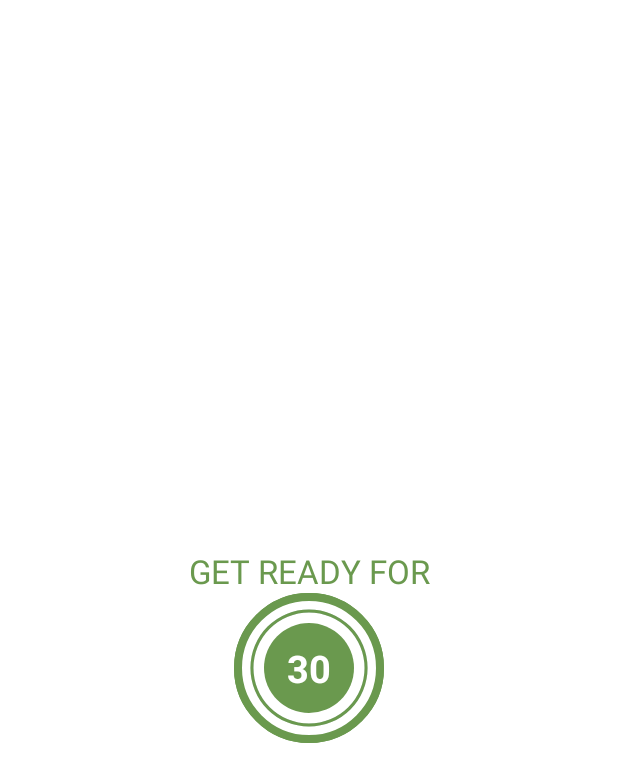
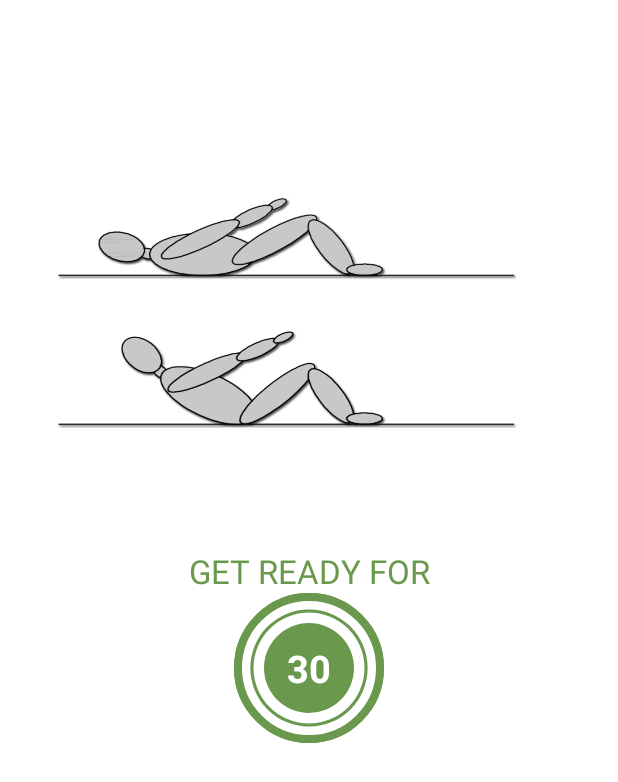
Before and after one commit to zuna21/7-minutes-workout-android-app, an Android app: the layout activity_exercise.xml on its own in the app's theme, with its tools: preview values and no code run, on a phone screen of 412 x 824 dp. Shown: the top 782 px of the screen. Run offline under Robolectric (Android 15) with nearby library versions, the phone set to English and light mode, and no system bars.

Commit message:
exercise images and changing exercises

```diff
--- a/app/src/main/res/layout/activity_exercise.xml
+++ b/app/src/main/res/layout/activity_exercise.xml
@@ -73,6 +73,19 @@
 
     </FrameLayout>
 
+    <ImageView
+        android:id="@+id/ivImage"
+        android:layout_width="match_parent"
+        android:layout_height="0dp"
+        android:scaleType="fitXY"
+        tools:background="@drawable/ic_abdominal_crunch"
+        app:layout_constraintStart_toStartOf="parent"
+        app:layout_constraintEnd_toEndOf="parent"
+        app:layout_constraintTop_toBottomOf="@+id/toolbarExercise"
+        app:layout_constraintBottom_toTopOf="@id/tvGetReady"
+        />
+
+
     <FrameLayout
         android:id="@+id/flProgressBarExercise"
         android:layout_width="100dp"
```
Also changed, not shown: app/src/main/java/com/example/a7minutesworkout/ExerciseActivity.kt (+29 -15 lines).
